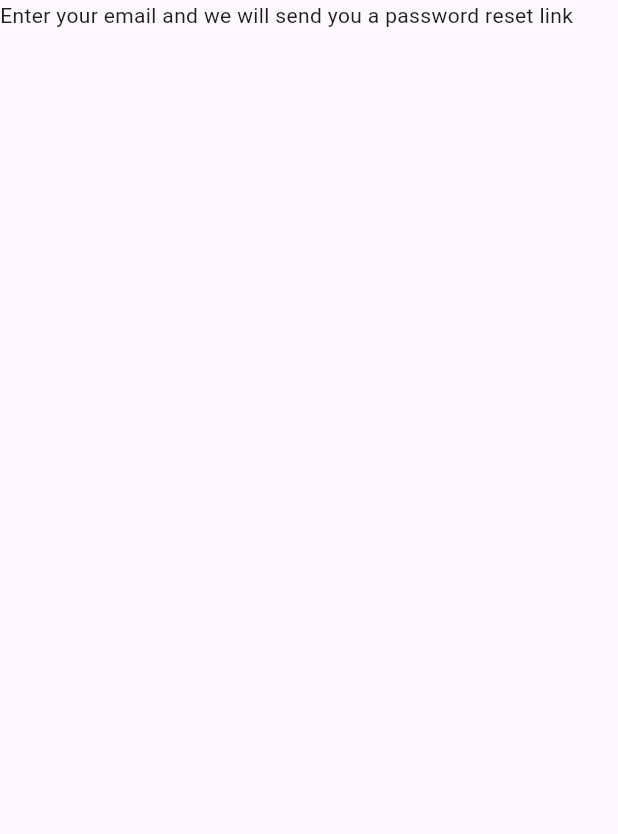
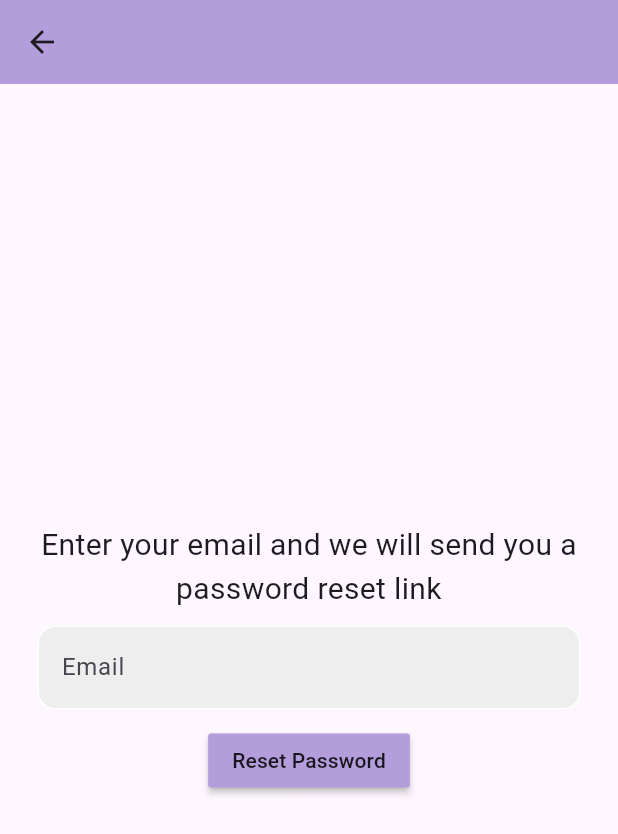
Before and after one commit to milan-koirala/flutterfire_auth_app, a Flutter app: the ForgotPasswordPage screen opened directly, on a phone screen of 412 x 824 dp. Shown: the top 834 px of the screen. Run offline on Flutter 3.47's test engine with Material 3 defaults, Android fonts, the phone set to English and light mode, and no system bars; our stand-ins replace firebase_auth, firebase_core, google_sign_in; accounts and stored records are empty; generated files the repository leaves out were written again.

Commit message:
Implement functional ForgotPasswordPage with email input and Firebase password reset

```diff
--- a/lib/pages/forgot_pass_page.dart
+++ b/lib/pages/forgot_pass_page.dart
@@ -1,3 +1,4 @@
+import 'package:firebase_auth/firebase_auth.dart';
 import 'package:flutter/material.dart';
 
 class ForgotPasswordPage extends StatefulWidget {
@@ -8,10 +9,70 @@ class ForgotPasswordPage extends StatefulWidget {
 }
 
 class _ForgotPasswordPageState extends State<ForgotPasswordPage> {
+  final _emailController = TextEditingController();
+
+  @override
+  void dispose() {
+    _emailController.dispose();
+    super.dispose();
+  }
+
+  Future passwordReset() async {
+    try {
+      await FirebaseAuth.instance.sendPasswordResetEmail(
+        email: _emailController.text.trim(),
+      );
+    } on FirebaseAuthException catch (e) {
+      print(e);
+    }
+  }
+
   @override
   Widget build(BuildContext context) {
     return Scaffold(
-      body: Text("Enter your email and we will send you a password reset link"),
+      appBar: AppBar(backgroundColor: Colors.deepPurple[200], elevation: 0),
+      body: Column(
+        mainAxisAlignment: MainAxisAlignment.center,
+        children: [
+          Padding(
+            padding: const EdgeInsets.symmetric(horizontal: 25.0),
+            child: Text(
+              "Enter your email and we will send you a password reset link",
+              textAlign: TextAlign.center,
+              style: TextStyle(fontSize: 20),
+            ),
+          ),
+
+          SizedBox(height: 10),
+          // email textfield
+          Padding(
+            padding: const EdgeInsets.symmetric(horizontal: 25.0),
+            child: TextField(
+              controller: _emailController,
+              decoration: InputDecoration(
+                enabledBorder: OutlineInputBorder(
+                  borderSide: BorderSide(color: Colors.white),
+                  borderRadius: BorderRadius.circular(12),
+                ),
+                focusedBorder: OutlineInputBorder(
+                  borderSide: BorderSide(color: Colors.deepPurple),
+                  borderRadius: BorderRadius.circular(12),
+                ),
+                hintText: "Email",
+                fillColor: Colors.grey[200],
+                filled: true,
+              ),
+            ),
+          ),
+          SizedBox(height: 10),
+
+          MaterialButton(
+            onPressed: passwordReset,
+            child: Text("Reset Password"),
+            color: Colors.deepPurple[200],
+          ),
+        ],
+      ),
     );
   }
 }
```
